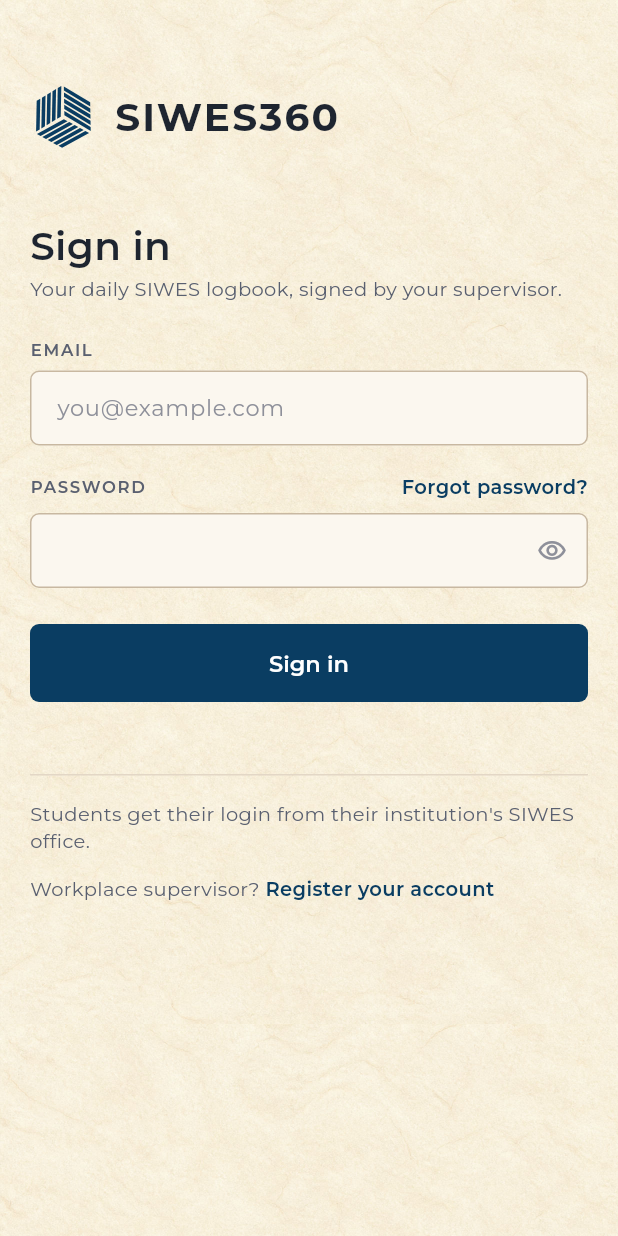
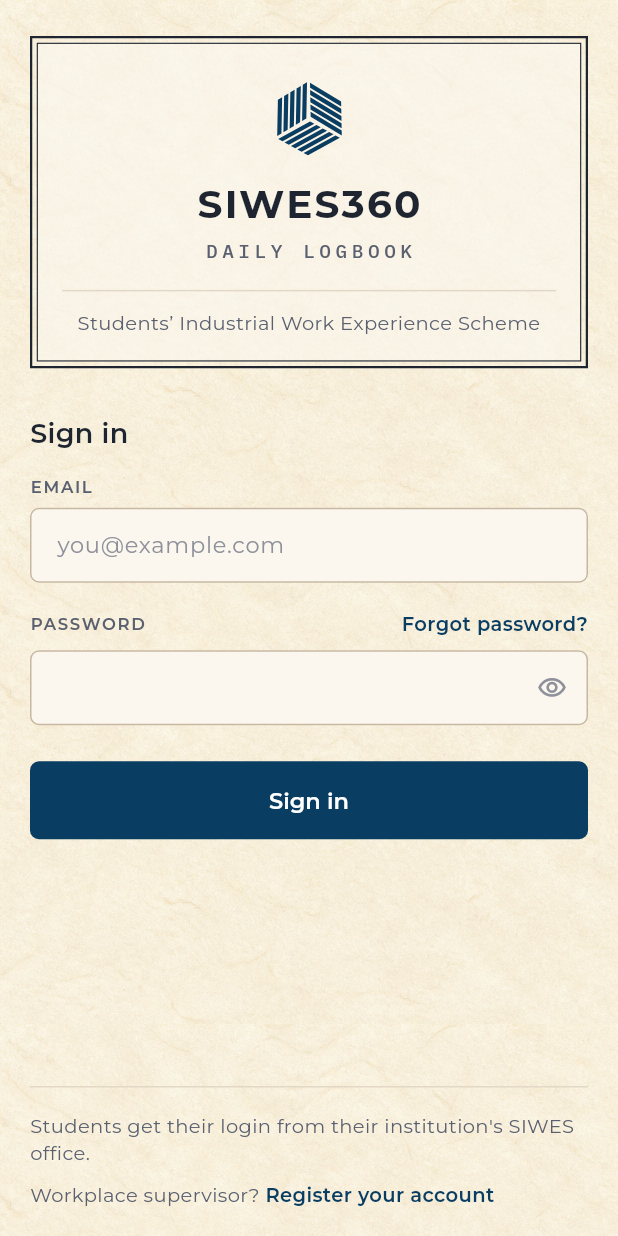
Before and after one commit to mofixiu/siwes360, a Flutter app: the screen it shows after launch, on a phone screen of 412 x 824 dp. Run offline on Flutter 3.47's test engine with Material 3 defaults, Android fonts, the phone set to English and light mode, and no system bars; our stand-ins replace dio, file_picker, google_fonts, hive_flutter, image_picker; accounts and stored records are empty.

Commit message:
Make the sign-in screen a logbook cover label
The form sat at the top with half the page empty below it. The top is
now a double-ruled cover label (mark, SIWES360, DAILY LOGBOOK, the
scheme's name), and the student and supervisor notes sit at the foot
of the page.

```diff
--- a/lib/auth/login.dart
+++ b/lib/auth/login.dart
@@ -68,20 +68,23 @@ class _LoginState extends State<Login> {
       onTap: () => FocusScope.of(context).unfocus(),
       child: Scaffold(
         body: SafeArea(
-          child: SingleChildScrollView(
+          child: LayoutBuilder(
+            builder: (context, viewport) => SingleChildScrollView(
               padding: const EdgeInsets.symmetric(horizontal: Space.page),
+              child: ConstrainedBox(
+                // At least a screen tall, so the notes sit at the foot of the page.
+                constraints: BoxConstraints(minHeight: viewport.maxHeight),
+                child: IntrinsicHeight(
                   child: Form(
                     key: _formKey,
                     child: Column(
                       crossAxisAlignment: CrossAxisAlignment.stretch,
                       children: [
-                  const SizedBox(height: 56),
-                  const Align(alignment: Alignment.centerLeft, child: SiwesLogo(markSize: 44, stacked: false)),
-                  const SizedBox(height: 48),
-                  Text('Sign in', style: Txt.displayStyle),
-                  const SizedBox(height: Space.xs),
-                  Text('Your daily SIWES logbook, signed by your supervisor.', style: Txt.smallStyle),
                         const SizedBox(height: Space.xl),
+                        const _CoverLabel(),
+                        const SizedBox(height: Space.xxl),
+                        Text('Sign in', style: Txt.titleStyle),
+                        const SizedBox(height: Space.lg),
                         Text('EMAIL', style: Txt.labelStyle),
                         const SizedBox(height: 6),
                         TextFormField(
@@ -126,14 +129,15 @@ class _LoginState extends State<Login> {
                         ),
                         const SizedBox(height: Space.xl),
                         PrimaryButton(label: 'Sign in', onPressed: _signIn, busy: _busy),
-                  const SizedBox(height: 48),
+                        const Spacer(),
+                        const SizedBox(height: Space.xl),
                         const Rule(),
                         const SizedBox(height: Space.lg),
                         Text(
                           'Students get their login from their institution\'s SIWES office.',
                           style: Txt.smallStyle,
                         ),
-                  const SizedBox(height: Space.md),
+                        const SizedBox(height: Space.sm),
                         Wrap(
                           crossAxisAlignment: WrapCrossAlignment.center,
                           children: [
@@ -144,8 +148,11 @@ class _LoginState extends State<Login> {
                             ),
                           ],
                         ),
-                  const SizedBox(height: Space.xxl),
+                        const SizedBox(height: Space.lg),
                       ],
+                    ),
+                  ),
+                ),
               ),
             ),
           ),
@@ -154,3 +161,41 @@ class _LoginState extends State<Login> {
     );
   }
 }
+
+/// The top of the sign in page, like the label on a logbook's cover: a double
+/// ruled box with the mark, the name and what the book is.
+class _CoverLabel extends StatelessWidget {
+  const _CoverLabel();
+
+  @override
+  Widget build(BuildContext context) {
+    return Container(
+      padding: const EdgeInsets.all(3),
+      decoration: BoxDecoration(border: Border.all(color: Palette.ink, width: 1.5)),
+      child: Container(
+        padding: const EdgeInsets.fromLTRB(Space.lg, Space.xl, Space.lg, Space.lg),
+        decoration: BoxDecoration(
+          color: Palette.sheet.withValues(alpha: 0.6),
+          border: Border.all(color: Palette.ink, width: 0.75),
+        ),
+        child: Column(
+          children: [
+            const SiwesMark(size: 52),
+            const SizedBox(height: Space.md),
+            Text('SIWES360', style: Txt.sans(Txt.display, weight: FontWeight.w700).copyWith(letterSpacing: 1.5)),
+            const SizedBox(height: Space.xs),
+            Text('DAILY LOGBOOK', style: Txt.mono(Txt.small, weight: FontWeight.w500, color: Palette.inkSoft).copyWith(letterSpacing: 3)),
+            const SizedBox(height: Space.lg),
+            const Rule(),
+            const SizedBox(height: Space.md),
+            Text(
+              'Students’ Industrial Work Experience Scheme',
+              textAlign: TextAlign.center,
+              style: Txt.smallStyle,
+            ),
+          ],
+        ),
+      ),
+    );
+  }
+}
```
Lines whose indentation alone changed are shown as unchanged.
